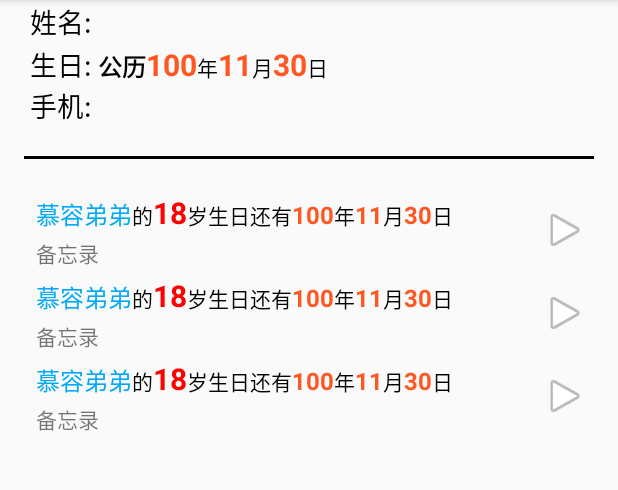
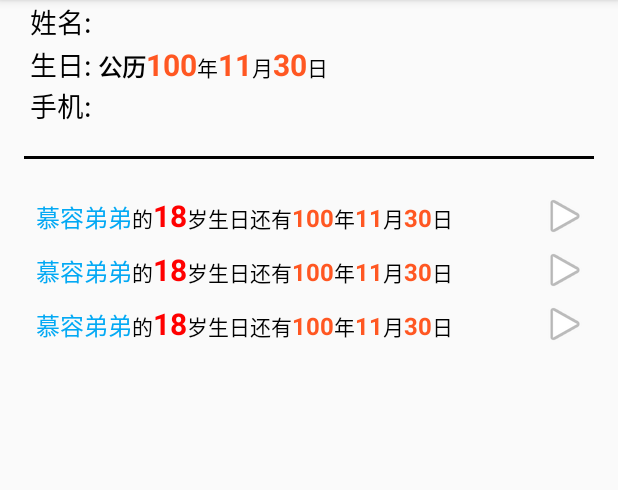
Before and after one commit to bwmgd/BirthReminder, an Android app: the layout activity_birth.xml on its own in the app's theme, with its tools: preview values and no code run, on a phone screen of 412 x 824 dp, the part 84-574 px from its top. Run offline under Robolectric (Android 15) with nearby library versions, the phone set to English and light mode, and no system bars.

```diff
--- a/app/src/main/java/com/example/birthreminder/ui/birth/BirthAdapter.java
+++ b/app/src/main/java/com/example/birthreminder/ui/birth/BirthAdapter.java
@@ -85,8 +85,7 @@ public class BirthAdapter extends RecyclerView.Adapter<RecyclerView.ViewHolder>
                             birthDate.getYear(), birthDate.getMonth(), birthDate.getDay(), isLunar)));
             holder.alsoTextView.setText(param[3] < 0 ? "过了" : "还有");
             holder.yearTextView.setText(String.valueOf(param[0]));
-            int month = people.getMonth();
-            holder.monthTextView.setText(month < 0 ? "闰" + -month : String.valueOf(month));
+            holder.monthTextView.setText(String.valueOf(param[1]));
             holder.dayTextView.setText(String.valueOf(param[2]));
             holder.itemView.setClickable(true);
             holder.itemView.setOnClickListener(v -> {
--- a/app/src/main/java/com/example/birthreminder/ui/main/MainActivity.java
+++ b/app/src/main/java/com/example/birthreminder/ui/main/MainActivity.java
@@ -78,7 +78,6 @@ public class MainActivity extends AppCompatActivity implements
         drawerLayout.addDrawerListener(toggle); //添加侧边抽屉菜单按钮
         toggle.syncState();
 
-
         mTextMonthDay = findViewById(R.id.tv_month_day);
         mTextYear = findViewById(R.id.tv_year);
         mTextLunar = findViewById(R.id.tv_lunar);
@@ -93,6 +92,7 @@ public class MainActivity extends AppCompatActivity implements
             datePicker.show();
             datePicker.init(year, month - 1, day);
         });
+
         findViewById(R.id.fl_current).setOnClickListener(v -> mCalendarView.scrollToCurrent());
         mCalendarView.setOnCalendarSelectListener(this);
         mCalendarView.setOnCalendarLongClickListener(this);
--- a/app/src/main/java/com/example/birthreminder/ui/scheme/SchemeActivity.java
+++ b/app/src/main/java/com/example/birthreminder/ui/scheme/SchemeActivity.java
@@ -122,9 +122,7 @@ public class SchemeActivity extends AppCompatActivity implements DialogInterface
 
     @Override
     public boolean onOptionsItemSelected(@NonNull MenuItem item) {
-        if (item.getItemId() == android.R.id.home) {
-            startActivity(new Intent(this, MainActivity.class));
-        }
+        startActivity(new Intent(this, MainActivity.class));
         return false;
     }
 }
--- a/app/src/main/res/layout/birth_item.xml
+++ b/app/src/main/res/layout/birth_item.xml
@@ -8,12 +8,10 @@
         android:layout_marginHorizontal="14dp"
         android:layout_marginVertical="2dp">
     <LinearLayout
-            android:orientation="vertical"
+            android:layout_gravity="center_vertical"
+            android:orientation="horizontal"
             android:layout_width="wrap_content"
             android:layout_height="wrap_content">
-        <LinearLayout
-                android:layout_width="wrap_content"
-                android:layout_height="30sp">
 
         <TextView
                 android:text="慕容弟弟"
@@ -102,15 +100,6 @@
                 android:layout_weight="1"
                 android:textColor="#000000"/>
     </LinearLayout>
-        <TextView
-                android:text="备忘录"
-                android:ellipsize="end"
-                android:layout_width="match_parent"
-                android:layout_height="0dp"
-                android:id="@+id/textView13"
-                android:layout_weight="1"
-                tools:ignore="HardcodedText"/>
-    </LinearLayout>
     <ImageView
             android:layout_marginEnd="5dp"
             android:layout_gravity="center_vertical|end"
```
Also changed, not shown: app/src/main/java/com/example/birthreminder/util/BirthUtil.java (+9 -2 lines). Lines whose indentation alone changed are shown as unchanged.
